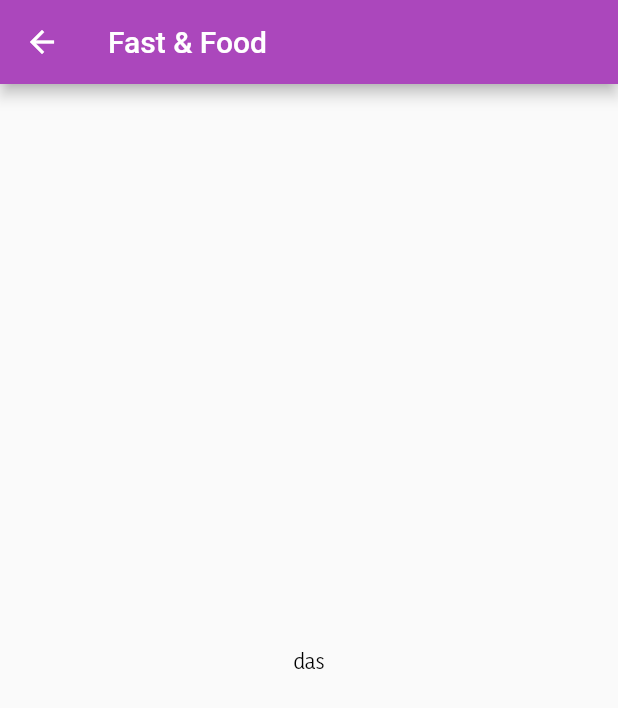
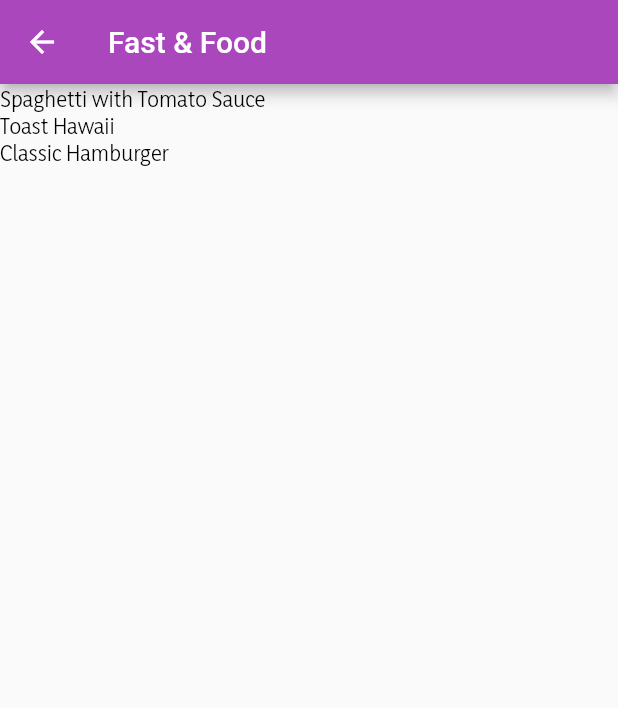
Before and after one commit to SerKleanthis/meal_app, a Flutter app: the screen it shows after launch, after a tap on "Fast & Food", on a phone screen of 412 x 824 dp. Shown: the top 708 px of the screen. Run offline on Flutter 3.47's test engine with Material 2 defaults, Android fonts, the phone set to English and light mode, and no system bars.

Commit message:
Meals added

```diff
--- a/lib/category_item.dart
+++ b/lib/category_item.dart
@@ -8,10 +8,9 @@ class CategoryItem extends StatelessWidget {
 
   const CategoryItem(this.id, this.title, this.color);
 
-  void selectCategory(BuildContext ctx) {
-    Navigator.of(ctx).push(MaterialPageRoute(builder: (_) {
-      return CategoryMealsScreen(id, title, color);
-    }));
+  void selectCategory(BuildContext context) {
+    Navigator.of(context).push(MaterialPageRoute(
+        builder: (BuildContext ctx) => CategoryMealsScreen(id, title, color)));
   }
 
   @override
--- a/lib/dummy_data.dart
+++ b/lib/dummy_data.dart
@@ -1,5 +1,6 @@
 import 'package:flutter/material.dart';
 import './models/category.dart';
+import './models/meal.dart';
 
 const dummyCategories = [
   Categoryy(
@@ -33,3 +34,135 @@ const dummyCategories = [
     color: Colors.orange,
   ),
 ];
+
+const dummyMeals = [
+  Meal(
+    id: 'm1',
+    categories: [
+      'c1',
+      'c2',
+    ],
+    title: 'Spaghetti with Tomato Sauce',
+    iamgeUrl:
+        'https://upload.wikimedia.org/wikipedia/commons/thumb/2/20/Spaghetti_Bolognese_mit_Parmesan_oder_Grana_Padano.jpg/800px-Spaghetti_Bolognese_mit_Parmesan_oder_Grana_Padano.jpg',
+    imgredients: [
+      '4 Tomatoes',
+      '1 Tablespoon of Olive Oil',
+      '1 Onion',
+      '250g Spaghetti',
+      'Spices',
+      'Cheese (optional)'
+    ],
+    steps: [
+      'Cut the tomatoes and the onion into small pieces.',
+      'Boil some water - add salt to it once it boils.',
+      'Put the spaghetti into the boiling water - they should be done in about 10 to 12 minutes.',
+      'In the meantime, heaten up some olive oil and add the cut onion.',
+      'After 2 minutes, add the tomato pieces, salt, pepper and your other spices.',
+      'The sauce will be done once the spaghetti are.',
+      'Feel free to add some cheese on top of the finished dish.'
+    ],
+    duration: 20,
+    complexity: Complexity.simple,
+    affordability: Affordability.affordable,
+    isGluttenFree: false,
+    isLactoseFree: true,
+    isVegan: true,
+    isVegeterian: true,
+  ),
+  Meal(
+    id: 'm2',
+    categories: [
+      'c2',
+    ],
+    title: 'Toast Hawaii',
+    iamgeUrl:
+        'https://cdn.pixabay.com/photo/2018/07/11/21/51/toast-3532016_1280.jpg',
+    imgredients: [
+      '1 Slice White Bread',
+      '1 Slice Ham',
+      '1 Slice Pineapple',
+      '1-2 Slices of Cheese',
+      'Butter'
+    ],
+    steps: [
+      'Butter one side of the white bread',
+      'Layer ham, the pineapple and cheese on the white bread',
+      'Bake the toast for round about 10 minutes in the oven at 200°C'
+    ],
+    duration: 10,
+    complexity: Complexity.simple,
+    affordability: Affordability.affordable,
+    isGluttenFree: false,
+    isLactoseFree: false,
+    isVegan: false,
+    isVegeterian: false,
+  ),
+  Meal(
+    id: 'm3',
+    categories: [
+      'c2',
+      'c3',
+    ],
+    title: 'Classic Hamburger',
+    iamgeUrl:
+        'https://cdn.pixabay.com/photo/2014/10/23/18/05/burger-500054_1280.jpg',
+    imgredients: [
+      '300g Cattle Hack',
+      '1 Tomato',
+      '1 Cucumber',
+      '1 Onion',
+      'Ketchup',
+      '2 Burger Buns'
+    ],
+    steps: [
+      'Form 2 patties',
+      'Fry the patties for c. 4 minutes on each side',
+      'Quickly fry the buns for c. 1 minute on each side',
+      'Bruch buns with ketchup',
+      'Serve burger with tomato, cucumber and onion'
+    ],
+    duration: 45,
+    complexity: Complexity.simple,
+    affordability: Affordability.pricey,
+    isGluttenFree: false,
+    isLactoseFree: true,
+    isVegan: false,
+    isVegeterian: false,
+  ),
+  Meal(
+    id: 'm4',
+    categories: [
+      'c4',
+    ],
+    title: 'Wiener Schnitzel',
+    iamgeUrl:
+        'https://cdn.pixabay.com/photo/2018/03/31/19/29/schnitzel-3279045_1280.jpg',
+    imgredients: [
+      '8 Veal Cutlets',
+      '4 Eggs',
+      '200g Bread Crumbs',
+      '100g Flour',
+      '300ml Butter',
+      '100g Vegetable Oil',
+      'Salt',
+      'Lemon Slices'
+    ],
+    steps: [
+      'Tenderize the veal to about 2–4mm, and salt on both sides.',
+      'On a flat plate, stir the eggs briefly with a fork.',
+      'Lightly coat the cutlets in flour then dip into the egg, and finally, coat in breadcrumbs.',
+      'Heat the butter and oil in a large pan (allow the fat to get very hot) and fry the schnitzels until golden brown on both sides.',
+      'Make sure to toss the pan regularly so that the schnitzels are surrounded by oil and the crumbing becomes ‘fluffy’.',
+      'Remove, and drain on kitchen paper. Fry the parsley in the remaining oil and drain.',
+      'Place the schnitzels on awarmed plate and serve garnishedwith parsley and slices of lemon.'
+    ],
+    duration: 60,
+    complexity: Complexity.challenging,
+    affordability: Affordability.luxurious,
+    isGluttenFree: false,
+    isLactoseFree: false,
+    isVegan: false,
+    isVegeterian: false,
+  )
+];
--- a/lib/main.dart
+++ b/lib/main.dart
@@ -1,5 +1,6 @@
 import 'package:flutter/material.dart';
 import 'package:meal_app/screens/categories_screen.dart';
+import 'package:meal_app/screens/category_meals_screen.dart';
 
 void main() => runApp(MyApp());
 
@@ -41,6 +42,11 @@ class _MyAppState extends State<MyApp> {
             ),
       ),
       home: CategoriesScreen(),
+      // routes: {
+      //   CategoriesScreen.routeName: (ctx) => CategoriesScreen(), //  Main screen
+      //   CategoryMealsScreen.routeName: (ctx) =>
+      //       CategoryMealsScreen() //  Meals screen
+      // },
     );
   }
 }
--- /dev/null
+++ b/lib/models/meal.dart
@@ -0,0 +1,35 @@
+enum Complexity { simple, challenging, hard }
+
+enum Affordability { affordable, pricey, luxurious }
+
+class Meal {
+  final String id;
+  final List<String> categories;
+  final String title;
+  final String iamgeUrl;
+  final List<String> imgredients;
+  final List<String> steps;
+  final int duration;
+  final Complexity complexity;
+  final Affordability affordability;
+  final bool isGluttenFree;
+  final bool isLactoseFree;
+  final bool isVegan;
+  final bool isVegeterian;
+
+  const Meal({
+    required this.id,
+    required this.categories,
+    required this.title,
+    required this.iamgeUrl,
+    required this.imgredients,
+    required this.steps,
+    required this.duration,
+    required this.complexity,
+    required this.affordability,
+    required this.isGluttenFree,
+    required this.isLactoseFree,
+    required this.isVegan,
+    required this.isVegeterian,
+  });
+}
--- a/lib/screens/categories_screen.dart
+++ b/lib/screens/categories_screen.dart
@@ -3,6 +3,7 @@ import 'package:meal_app/category_item.dart';
 import '../dummy_data.dart';
 
 class CategoriesScreen extends StatelessWidget {
+  // static const routeName = '/';
   @override
   Widget build(BuildContext context) {
     return Scaffold(
--- a/lib/screens/category_meals_screen.dart
+++ b/lib/screens/category_meals_screen.dart
@@ -1,6 +1,12 @@
 import 'package:flutter/material.dart';
 
+import 'dart:developer';
+
+import 'package:meal_app/dummy_data.dart';
+import 'package:meal_app/models/meal.dart';
+
 class CategoryMealsScreen extends StatelessWidget {
+  // static const routeName = '/category-meals';
   final String categoryId;
   final String categoryTitle;
   final Color color;
@@ -9,13 +15,33 @@ class CategoryMealsScreen extends StatelessWidget {
 
   @override
   Widget build(BuildContext context) {
+    // final routeArgs =
+    //     ModalRoute.of(context)!.settings.arguments as Map<String, String>;
+
+    // final categoryTitle = routeArgs['title'];
+    // final categoryId = routeArgs['id'];
+
+    // log('${categoryId} - ${categoryTitle}');
+
+    final categoryMeals = getCategoryMealsToList();
+
     return Scaffold(
       appBar: AppBar(
         title: Text(categoryTitle),
+        // backgroundColor: color,
       ),
-      body: const Center(
-        child: Text('das'),
+      body: ListView.builder(
+        itemBuilder: (ctx, index) {
+          return Text(categoryMeals[index].title);
+        },
+        itemCount: categoryMeals.length,
       ),
     );
   }
+
+  List<Meal> getCategoryMealsToList() {
+    return dummyMeals.where((meal) {
+      return meal.categories.contains(categoryId);
+    }).toList();
+  }
 }
```
